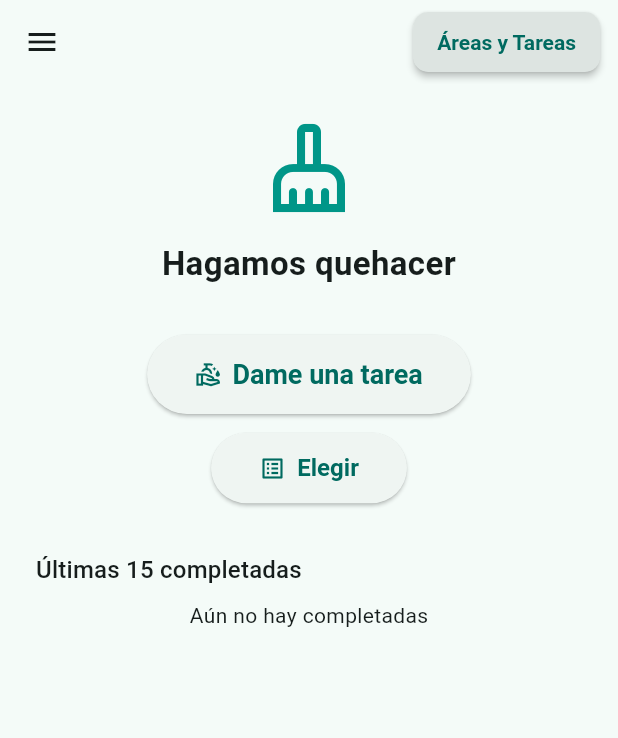
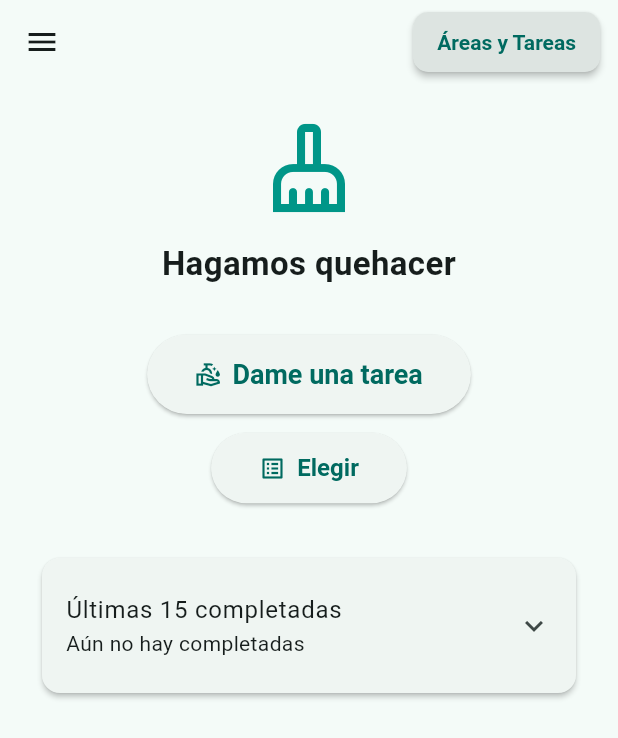
Before and after one commit to wmzd/limpiacasa, a Flutter app: the screen it shows after launch, on a phone screen of 412 x 824 dp. Shown: the top 738 px of the screen. Run offline on Flutter 3.47's test engine with Material 3 defaults, Android fonts, the phone set to English and light mode, and no system bars; our stand-ins replace flutter_local_notifications, shared_preferences, timezone; missing offline and left inert: flutter_ringtone_player.

Commit message:
IU: Ultimas 15 colapsable

```diff
--- a/lib/main.dart
+++ b/lib/main.dart
@@ -336,20 +336,25 @@ class _RandomNumberScreenState extends State<RandomNumberScreen> {
               onPressed: () => _showAreaPicker(context),
             ),
             const SizedBox(height: 32),
-            Align(
-              alignment: Alignment.centerLeft,
-              child: Text(
-                'Últimas 15 completadas',
-                style: Theme.of(context).textTheme.titleMedium,
-              ),
-            ),
-            const SizedBox(height: 8),
+            Card(
+              shape: RoundedRectangleBorder(borderRadius: BorderRadius.circular(12)),
+              elevation: 1.5,
+              child: ExpansionTile(
+                initiallyExpanded: false,
+                tilePadding: const EdgeInsets.symmetric(horizontal: 16, vertical: 8),
+                title: const Text('Últimas 15 completadas'),
+                subtitle: Text(_recent.isEmpty ? 'Aún no hay completadas' : 'Despliega para ver el historial'),
+                children: [
                   if (_recent.isEmpty)
-              const Text('Aún no hay completadas'),
-            if (_recent.isNotEmpty)
-              ListView.separated(
-                shrinkWrap: true,
-                physics: const NeverScrollableScrollPhysics(),
+                    const Padding(
+                      padding: EdgeInsets.symmetric(horizontal: 16, vertical: 12),
+                      child: Text('Aún no hay completadas'),
+                    )
+                  else
+                    SizedBox(
+                      height: 280,
+                      child: ListView.separated(
+                        padding: const EdgeInsets.symmetric(horizontal: 16, vertical: 8),
                         itemCount: _recent.length,
                         separatorBuilder: (context, _) => const Divider(height: 1),
                         itemBuilder: (context, index) {
@@ -361,6 +366,10 @@ class _RandomNumberScreenState extends State<RandomNumberScreen> {
                             subtitle: Text('${entry.minutes} min · ${_formatTimestamp(entry.finishedAt)}'),
                           );
                         },
+                      ),
+                    ),
+                ],
+              ),
             ),
           ],
         ),
--- a/pubspec.yaml
+++ b/pubspec.yaml
@@ -1,7 +1,7 @@
 name: limpiacasa
 description: "Una app sencilla para hacer el quehacer de la casa poco a poco"
 publish_to: 'none' # Remove this line if you wish to publish to pub.dev
-version: 1.3.3+32
+version: 1.3.4+32
 
 environment:
   sdk: ^3.10.0
```
Lines whose indentation alone changed are shown as unchanged.
